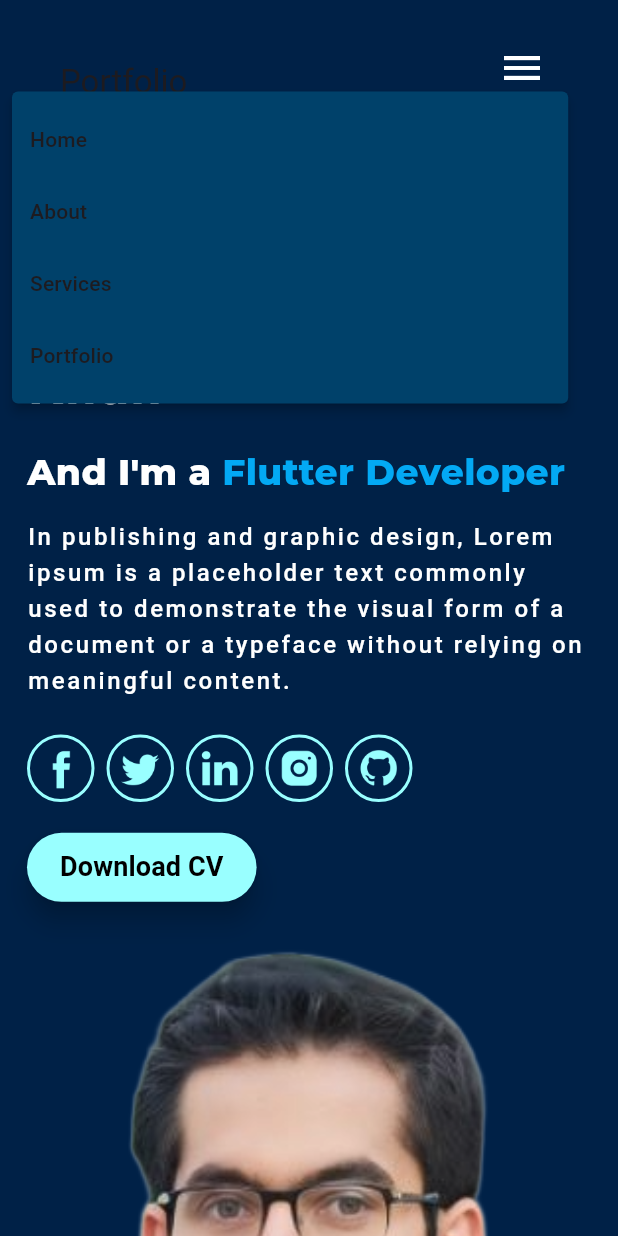
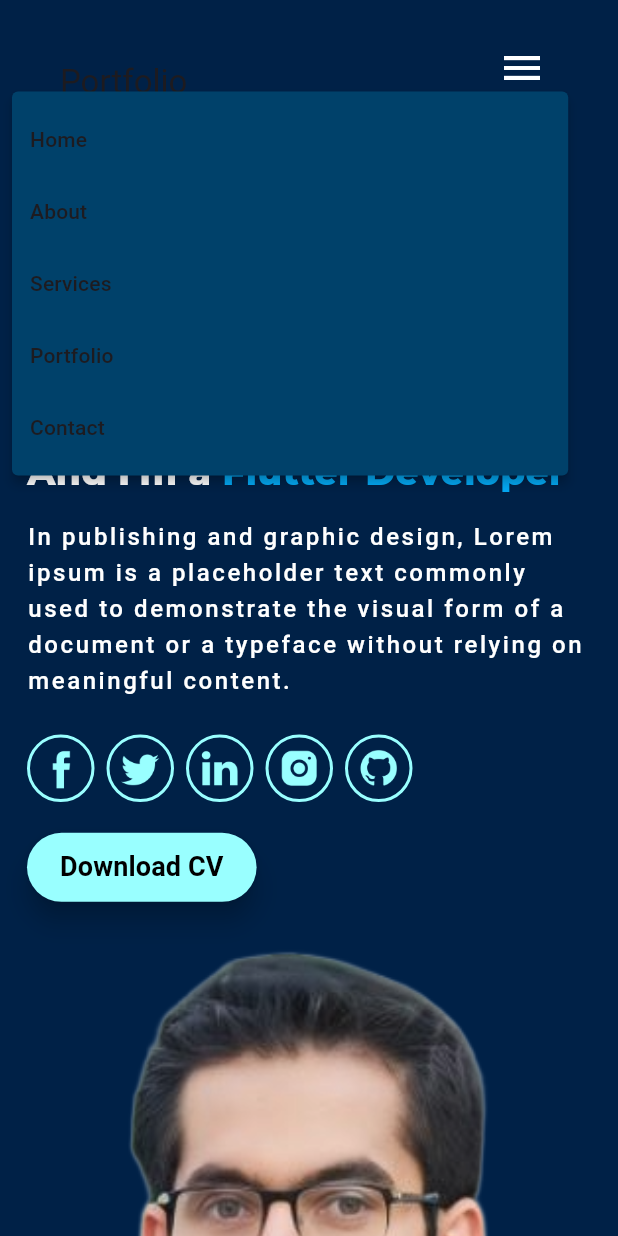
Before and after one commit to Muhammadadnan378/Muhammadadnan378.github.io, a Flutter app: the screen it shows after launch, after a tap on the "menu" icon, on a phone screen of 412 x 824 dp. Run offline on Flutter 3.47's test engine with Material 3 defaults, Android fonts, the phone set to English and light mode, and no system bars; drawn by our look-alikes of animated_text_kit; our stand-ins replace animate_do, google_fonts.

```diff
--- a/lib/views/main_dashboard.dart
+++ b/lib/views/main_dashboard.dart
@@ -25,7 +25,7 @@ class _MainDashBoardState extends State<MainDashBoard> {
     'About',
     'Services',
     'Portfolio',
-    // 'Contact',
+    'Contact',
   ];
 
   var menuIndex = 0;
@@ -35,7 +35,7 @@ class _MainDashBoardState extends State<MainDashBoard> {
     AboutMe(),
     MyServices(),
     MyPortfolio(),
-    // ContactUs(),
+    ContactUs(),
     // FooterClass(),
   ];
 
```
